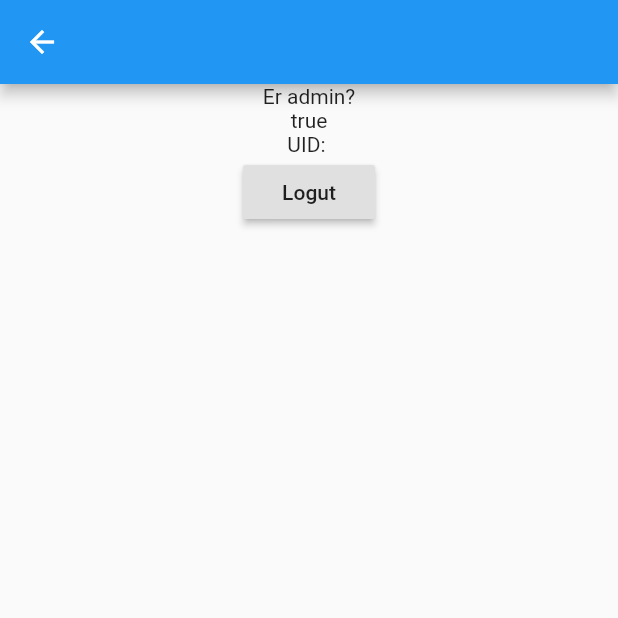
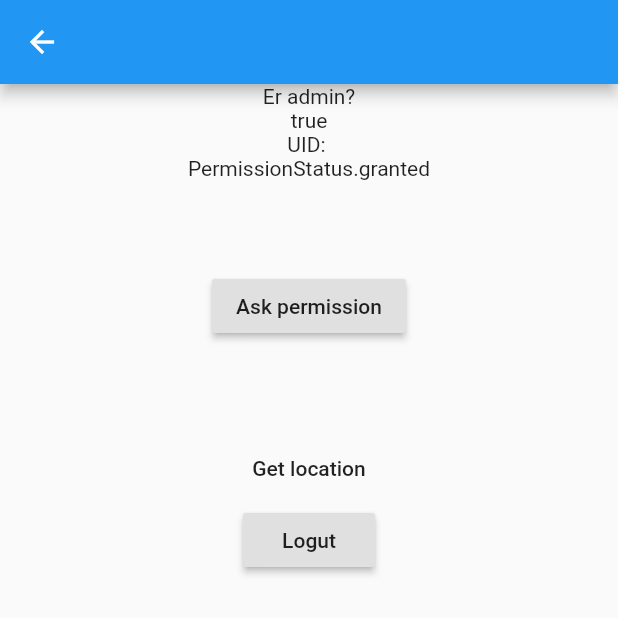
Before and after one commit to GeekFreakInk/Project-Alpha, a Flutter app: the screen it shows after launch, after a tap on the "person" icon, on a phone screen of 412 x 824 dp, the top half of it. Run offline on Flutter 3.47's test engine with Material 2 defaults, Android fonts, the phone set to English and light mode, and no system bars; our stand-ins replace firebase_auth, geolocator, google_sign_in, permission_handler; missing offline and left inert: dart:ffi; accounts and stored records are empty.

Commit message:
find my location support

```diff
--- a/lib/screens/home/homePage.dart
+++ b/lib/screens/home/homePage.dart
@@ -1,7 +1,7 @@
 import 'package:flutter/material.dart';
 import '../../shared/constants.dart';
 import 'package:studybuddy_mobile/app_localization.dart';
-import 'package:studybuddy_mobile/screens/navigationHeader/navigationDrawer.dart';
+import 'package:studybuddy_mobile/screens/navigationDrawer/navigationDrawer.dart';
 import 'containers/home.dart';
 import 'containers/studybuddies.dart';
 import 'containers/courses.dart';
--- a/lib/screens/home/userProfile.dart
+++ b/lib/screens/home/userProfile.dart
@@ -1,6 +1,9 @@
 import 'package:firebase_auth/firebase_auth.dart';
 import 'package:flutter/material.dart';
 import 'package:studybuddy_mobile/services/auth.dart';
+import 'package:permission_handler/permission_handler.dart';
+import 'package:geolocator/geolocator.dart';
+import 'package:flutter/services.dart';
 
 class Profile extends StatefulWidget {
   Profile({Key key, this.user}) : super(key: key);
@@ -13,6 +16,8 @@ class Profile extends StatefulWidget {
 
 
 class _ProfileState extends State<Profile>{
+  PermissionStatus _status;
+  Position _currentPosition;
   final FirebaseAuth auth = FirebaseAuth.instance;
   final AuthService _auth = AuthService(); // Allow access to signOut() method from auth.dart
   String userEmail;
@@ -38,6 +43,7 @@ class _ProfileState extends State<Profile>{
     void initState() {
       super.initState();
       loadAsyncData();
+      PermissionHandler().checkPermissionStatus(PermissionGroup.locationWhenInUse).then(_updateStatus);
     }
 
   @override
@@ -55,10 +61,58 @@ class _ProfileState extends State<Profile>{
               Center(child: Text("Er admin?")),
               Center(child: Text(isAdmin.toString()),),
               Center(child: Text("UID: " + uid)),
+              Center(child: SafeArea(child: Text("$_status"),)),
+              SizedBox(height: 60),
+              Center(child: RaisedButton(child: Text("Ask permission"), onPressed: _askPermission,)),
+              SizedBox(height: 60),
+              if (_currentPosition != null)
+                Text(
+                  "LAT: ${_currentPosition.latitude}, LNG: ${_currentPosition.longitude}"),
+                FlatButton(
+                  child: Text("Get location"),
+                  onPressed: () {
+                    _getCurrentLocation();
+                  }),
               Center(child: RaisedButton(child: Text("Logut"), onPressed: () async {
             await _auth.signOut();
           },),)
             ]
-  ));
-  }
+        ));
+    }
+
+    void _updateStatus(PermissionStatus status){
+        if(status != _status){
+          setState(() {
+            _status = status;
+          });
+        }
+    }
+
+    void _askPermission(){
+      PermissionHandler().requestPermissions([PermissionGroup.locationWhenInUse]).then(_onStatusRequested);
+    }
+
+    void _onStatusRequested(Map<PermissionGroup, PermissionStatus> statuses){
+      final status = statuses[PermissionGroup.locationWhenInUse];
+      if(status != PermissionStatus.granted){
+        PermissionHandler().openAppSettings();
+      }else{
+        _updateStatus(status);
+      }
+
+    }
+
+    void _getCurrentLocation(){
+      final Geolocator geolocator = Geolocator()..forceAndroidLocationManager;
+
+      geolocator
+      .getCurrentPosition(desiredAccuracy: LocationAccuracy.best)
+      .then((Position position){
+        setState(() {
+          _currentPosition = position;
+        });
+      }).catchError((e){
+        print(e);
+      });
+    }
 }
--- a/lib/screens/navigationScreens/settings.dart
+++ b/lib/screens/navigationScreens/settings.dart
@@ -1,5 +1,6 @@
 import 'package:flutter/material.dart';
 import 'package:studybuddy_mobile/app_localization.dart';
+
 
 class Settings extends StatelessWidget {
   @override
--- a/pubspec.yaml
+++ b/pubspec.yaml
@@ -22,10 +22,8 @@ dependencies:
   flutter_localizations:
     sdk: flutter
   http: ^0.12.0+2
-
-
-  # The following adds the Cupertino Icons font to your application.
-  # Use with the CupertinoIcons class for iOS style icons.
+  permission_handler: '^4.2.0+hotfix.2'
+  geolocator: ^5.2.0
   cupertino_icons: ^0.1.2
   firebase_auth: ^0.15.3
   google_sign_in: ^4.1.1
```
Also changed, not shown: lib/screens/navigationDrawer/navigationDrawer.dart (renamed from lib/screens/navigationHeader/navigationDrawer.dart), pubspec.lock, 3 other files.
